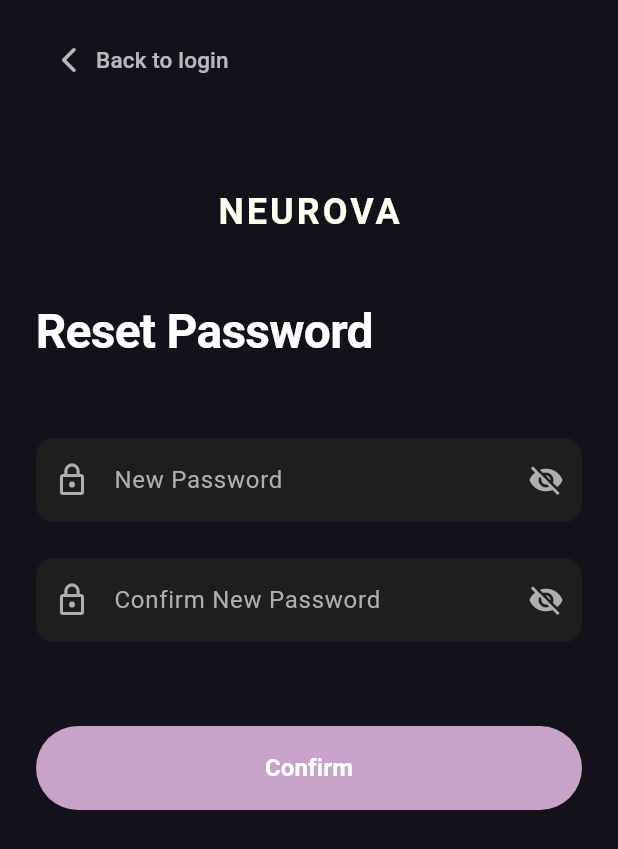
After one commit to Rezouali-Imane/NeuroVa, a Flutter app: the ResetPasswordPage screen opened directly, on a phone screen of 412 x 824 dp. The commit adds this screen. Shown: the top 849 px of the screen. Run offline on Flutter 3.47's test engine with Material 3 defaults, Android fonts, the phone set to English and light mode, and no system bars; our stand-ins replace dio, flutter_riverpod, flutter_secure_storage, flutter_svg, go_router, shared_preferences; accounts and stored records are empty; Roboto replaces fonts that are missing (SF Pro Text).

Commit message:
The forgotpassword_page,the resetpassword_page and the resetpassword_success_page witch allow the user to reset his password

```diff
--- /dev/null
+++ b/neurova_app/lib/features/auth/ResetPassword_Page.dart
@@ -0,0 +1,283 @@
+import 'dart:convert';
+
+import 'package:flutter/material.dart';
+import 'package:go_router/go_router.dart';
+import 'package:http/http.dart' as http;
+
+import '../../core/constants/app_constants.dart';
+
+class ResetPasswordPage extends StatefulWidget {
+  const ResetPasswordPage({super.key});
+
+  @override
+  State<ResetPasswordPage> createState() => _ResetPasswordPageState();
+}
+
+class _ResetPasswordPageState extends State<ResetPasswordPage> {
+  final _passwordController = TextEditingController();
+  final _confirmController = TextEditingController();
+  final _formKey = GlobalKey<FormState>();
+
+  bool _isLoading = false;
+  bool _obscurePassword = true;
+  bool _obscureConfirm = true;
+  String? _errorMessage;
+  String? _successMessage;
+
+  @override
+  void dispose() {
+    _passwordController.dispose();
+    _confirmController.dispose();
+    super.dispose();
+  }
+
+  Future<void> _resetPassword() async {
+    if (!_formKey.currentState!.validate()) return;
+
+    setState(() {
+      _isLoading = true;
+      _errorMessage = null;
+      _successMessage = null;
+    });
+
+    try {
+      final url = Uri.parse('${AppConstants.apiBaseUrl}/reset-password');
+
+      final response = await http.post(
+        url,
+        headers: {'Content-Type': 'application/json'},
+        body: jsonEncode({
+          'password': _passwordController.text.trim(),
+          'confirmPassword': _confirmController.text.trim(),
+          // Ajoute ici le token/code de reset si ton backend l'exige
+          // ex: 'resetToken': 'le token reçu par email',
+        }),
+      );
+
+      final responseData = jsonDecode(response.body);
+
+      if (response.statusCode == 200) {
+        setState(() {
+          _successMessage = "Your password has been successfully reset.";
+        });
+
+        Future.delayed(const Duration(seconds: 3), () {
+          if (mounted) context.go('/login');
+        });
+      } else {
+        throw Exception(responseData['message'] ?? 'Password reset failed.');
+      }
+    } catch (e) {
+      setState(() {
+        _errorMessage = e.toString().replaceFirst('Exception: ', '').trim();
+      });
+    } finally {
+      if (mounted) setState(() => _isLoading = false);
+    }
+  }
+
+  @override
+  Widget build(BuildContext context) {
+    return Scaffold(
+      backgroundColor: const Color(0xFF13111A),
+      body: SafeArea(
+        child: SingleChildScrollView(
+          padding: const EdgeInsets.symmetric(horizontal: 24.0, vertical: 16.0),
+          child: Column(
+            crossAxisAlignment: CrossAxisAlignment.start,
+            children: [
+              TextButton.icon(
+                onPressed: () => context.pop(),
+                icon: const Icon(
+                  Icons.arrow_back_ios_new_rounded,
+                  color: Colors.white70,
+                  size: 20,
+                ),
+                label: const Text(
+                  "Back to login",
+                  style: TextStyle(color: Colors.white70, fontSize: 15),
+                ),
+              ),
+
+              const SizedBox(height: 60),
+              Center(
+                child: Text(
+                  "NEUROVA",
+                  style: TextStyle(
+                    fontSize: 24,
+                    fontWeight: FontWeight.bold,
+                    color: const Color(0xFFFFFFF0),
+                    letterSpacing: 2.0,
+                  ),
+                ),
+              ),
+              const SizedBox(height: 40),
+              const Text(
+                "Reset Password",
+                style: TextStyle(
+                  fontSize: 32,
+                  fontWeight: FontWeight.bold,
+                  color: Colors.white,
+                  letterSpacing: -0.5,
+                ),
+              ),
+              const SizedBox(height: 48),
+              Form(
+                key: _formKey,
+                child: Column(
+                  children: [
+                    TextFormField(
+                      controller: _passwordController,
+                      obscureText: _obscurePassword,
+                      textInputAction: TextInputAction.next,
+                      style: const TextStyle(color: Colors.white),
+                      decoration: InputDecoration(
+                        labelText: "New Password",
+                        labelStyle: const TextStyle(color: Color(0xFFAFAFAF)),
+                        prefixIcon: const Icon(
+                          Icons.lock_outline,
+                          color: Color(0xFFAFAFAF),
+                        ),
+                        suffixIcon: IconButton(
+                          icon: Icon(
+                            _obscurePassword
+                                ? Icons.visibility_off
+                                : Icons.visibility,
+                            color: Color(0xFFAFAFAF),
+                          ),
+                          onPressed: () => setState(
+                            () => _obscurePassword = !_obscurePassword,
+                          ),
+                        ),
+                        filled: true,
+                        fillColor: const Color(0xFF1E1E1E),
+                        border: OutlineInputBorder(
+                          borderRadius: BorderRadius.circular(12),
+                          borderSide: BorderSide.none,
+                        ),
+                        focusedBorder: OutlineInputBorder(
+                          borderRadius: BorderRadius.circular(12),
+                          borderSide: const BorderSide(
+                            color: Color(0xFFC8A2C8),
+                            width: 2,
+                          ),
+                        ),
+                      ),
+                      validator: (value) {
+                        if (value == null || value.isEmpty)
+                          return "Please enter a new password";
+                        if (value.length < 8)
+                          return "Password must be at least 8 characters";
+                        return null;
+                      },
+                    ),
+                    const SizedBox(height: 24),
+                    TextFormField(
+                      controller: _confirmController,
+                      obscureText: _obscureConfirm,
+                      textInputAction: TextInputAction.done,
+                      style: const TextStyle(color: Colors.white),
+                      decoration: InputDecoration(
+                        labelText: "Confirm New Password",
+                        labelStyle: const TextStyle(color: Color(0xFFAFAFAF)),
+                        prefixIcon: const Icon(
+                          Icons.lock_outline,
+                          color: Color(0xFFAFAFAF),
+                        ),
+                        suffixIcon: IconButton(
+                          icon: Icon(
+                            _obscureConfirm
+                                ? Icons.visibility_off
+                                : Icons.visibility,
+                            color: Color(0xFFAFAFAF),
+                          ),
+                          onPressed: () => setState(
+                            () => _obscureConfirm = !_obscureConfirm,
+                          ),
+                        ),
+                        filled: true,
+                        fillColor: const Color(0xFF1E1E1E),
+                        border: OutlineInputBorder(
+                          borderRadius: BorderRadius.circular(12),
+                          borderSide: BorderSide.none,
+                        ),
+                        focusedBorder: OutlineInputBorder(
+                          borderRadius: BorderRadius.circular(12),
+                          borderSide: const BorderSide(
+                            color: Color(0xFFC8A2C8),
+                            width: 2,
+                          ),
+                        ),
+                      ),
+                      validator: (value) {
+                        if (value == null || value.isEmpty)
+                          return "Please confirm your password";
+                        if (value != _passwordController.text)
+                          return "Passwords do not match";
+                        return null;
+                      },
+                    ),
+                  ],
+                ),
+              ),
+              const SizedBox(height: 32),
+              if (_errorMessage != null)
+                Padding(
+                  padding: const EdgeInsets.only(bottom: 16),
+                  child: Text(
+                    _errorMessage!,
+                    style: const TextStyle(
+                      color: Colors.redAccent,
+                      fontSize: 14,
+                    ),
+                    textAlign: TextAlign.center,
+                  ),
+                ),
+              if (_successMessage != null)
+                Padding(
+                  padding: const EdgeInsets.only(bottom: 16),
+                  child: Text(
+                    _successMessage!,
+                    style: const TextStyle(
+                      color: Colors.greenAccent,
+                      fontSize: 14,
+                    ),
+                    textAlign: TextAlign.center,
+                  ),
+                ),
+              const SizedBox(height: 24),
+              SizedBox(
+                width: double.infinity,
+                height: 56,
+                child: ElevatedButton(
+                  onPressed: _isLoading ? null : _resetPassword,
+                  style: ElevatedButton.styleFrom(
+                    backgroundColor: const Color(0xFFC8A2C8),
+                    foregroundColor: Colors.white,
+                    shape: RoundedRectangleBorder(
+                      borderRadius: BorderRadius.circular(28),
+                    ),
+                    elevation: 0,
+                  ),
+                  child: _isLoading
+                      ? const SizedBox(
+                          width: 24,
+                          height: 24,
+                          child: CircularProgressIndicator(color: Colors.white),
+                        )
+                      : const Text(
+                          "Confirm",
+                          style: TextStyle(
+                            fontSize: 16,
+                            fontWeight: FontWeight.w600,
+                          ),
+                        ),
+                ),
+              ),
+            ],
+          ),
+        ),
+      ),
+    );
+  }
+}
--- a/neurova_app/lib/features/auth/forgot_password_page.dart
+++ b/neurova_app/lib/features/auth/forgot_password_page.dart
@@ -106,6 +106,7 @@ class _ForgotPasswordPageState extends State<ForgotPasswordPage> {
                       const Text(
                         "Forgot Password",
                         style: TextStyle(
+                          fontFamily: 'syne',
                           fontSize: 32,
                           fontWeight: FontWeight.bold,
                           color: Colors.white,
```
Also changed, not shown: neurova_app/lib/features/auth/ResetPassword_Success_Page.dart (added, +70 -0 lines).
